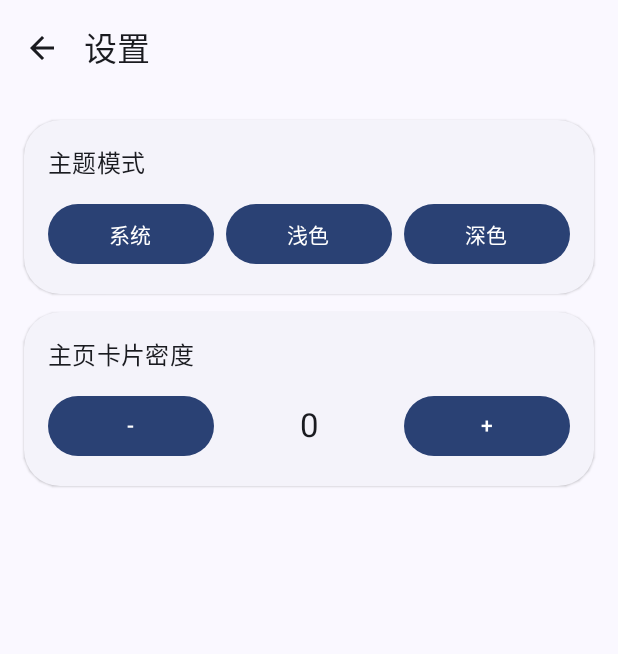
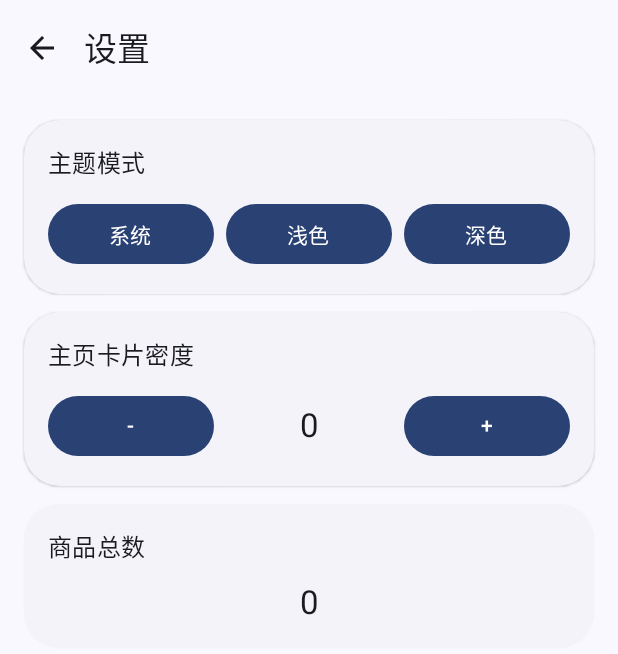
Before and after one commit to Glassous/FiaGoodsAndroid, an Android app built with Jetpack Compose: the SettingsActivity screen opened directly, with no data from a screen before it, on a phone screen of 412 x 824 dp. Shown: the top 654 px of the screen. Run offline under Robolectric (Android 15) with nearby library versions, the phone set to English and light mode, and no system bars; 5 statements that could not run were skipped.

Commit message:
加入商品数量统计显示

```diff
--- a/app/src/main/java/com/glassous/fiagoods/SettingsActivity.kt
+++ b/app/src/main/java/com/glassous/fiagoods/SettingsActivity.kt
@@ -42,6 +42,9 @@ import androidx.core.view.WindowInsetsControllerCompat
 import androidx.compose.foundation.isSystemInDarkTheme
 import com.glassous.fiagoods.data.SessionPrefs
 import com.glassous.fiagoods.ui.theme.FiaGoodsTheme
+import com.glassous.fiagoods.data.model.CargoItem
+import com.google.gson.Gson
+import com.google.gson.reflect.TypeToken
 
 class SettingsActivity : ComponentActivity() {
     override fun onCreate(savedInstanceState: Bundle?) {
@@ -66,9 +69,17 @@ class SettingsActivity : ComponentActivity() {
                 },
                 dynamicColor = true
             ) {
+                val itemCount = remember {
+                    val json = SessionPrefs.getItemsCache(this)
+                    if (json.isNullOrBlank()) 0 else try {
+                        val type = object : TypeToken<List<CargoItem>>() {}.type
+                        Gson().fromJson<List<CargoItem>>(json, type)?.size ?: 0
+                    } catch (e: Exception) { 0 }
+                }
                 SettingsScreen(
                     mode = mode,
                     density = density,
+                    itemCount = itemCount,
                     onBack = { finish() },
                     onModeChange = {
                         mode = it
@@ -86,7 +97,7 @@ class SettingsActivity : ComponentActivity() {
 
 @OptIn(ExperimentalMaterial3Api::class)
 @Composable
-private fun SettingsScreen(mode: String, density: Int, onBack: () -> Unit, onModeChange: (String) -> Unit, onDensityChange: (Int) -> Unit) {
+private fun SettingsScreen(mode: String, density: Int, itemCount: Int, onBack: () -> Unit, onModeChange: (String) -> Unit, onDensityChange: (Int) -> Unit) {
     Scaffold(modifier = Modifier.fillMaxSize(), contentWindowInsets = WindowInsets(0)) { innerPadding ->
         Column(modifier = Modifier.fillMaxSize().padding(innerPadding)) {
             TopAppBar(
@@ -123,6 +134,12 @@ private fun SettingsScreen(mode: String, density: Int, onBack: () -> Unit, onMod
                         }
                     }
                 }
+                ElevatedCard(shape = androidx.compose.foundation.shape.RoundedCornerShape(24.dp)) {
+                    Column(modifier = Modifier.fillMaxWidth().padding(16.dp), verticalArrangement = Arrangement.spacedBy(12.dp)) {
+                        Text("商品总数", style = MaterialTheme.typography.titleMedium)
+                        Text(itemCount.toString(), style = MaterialTheme.typography.titleLarge, textAlign = TextAlign.Center, modifier = Modifier.fillMaxWidth())
+                    }
+                }
             }
         }
     }
```
